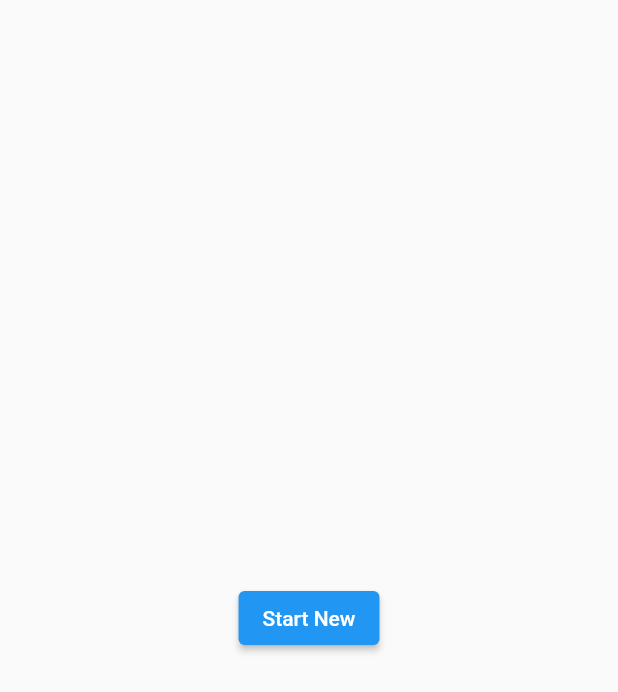
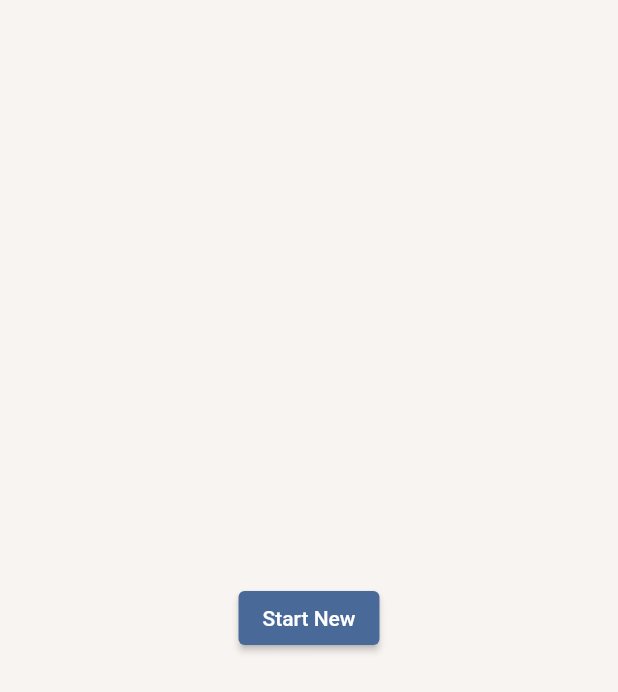
Before and after one commit to WongHanAaron/Tandem, a Flutter app: the screen it shows after launch, on a phone screen of 412 x 824 dp. Shown: the top 692 px of the screen. Run offline on Flutter 3.47's test engine with Material 2 defaults, Android fonts, the phone set to English and light mode, and no system bars; our stand-ins replace bloc, equatable, flutter_bloc, isar; missing offline and left inert: nameof_annotation, spannable_grid; accounts and stored records are empty; generated files the repository leaves out were written again.

Commit message:
Removed commented out code

```diff
--- a/ui/lib/tandem_app.dart
+++ b/ui/lib/tandem_app.dart
@@ -9,13 +9,7 @@ class TandemApp extends StatelessWidget {
   Widget build(BuildContext context) {
     return BlocProvider(
         create: (context) => StartJourneyBloc(),
-        child: MaterialApp(home: StartJourneyPage()));
-    // return MaterialApp(
-    //     title: "Tandem",
-    //     theme: DefaultThemeData.create(),
-    //     home: BlocProvider(
-    //       create: (context) => StartJourneyBloc(),
-    //       child: StartJourneyPage(),
-    //     ));
+        child: MaterialApp(
+            theme: DefaultThemeData.create(), home: StartJourneyPage()));
   }
 }
```
